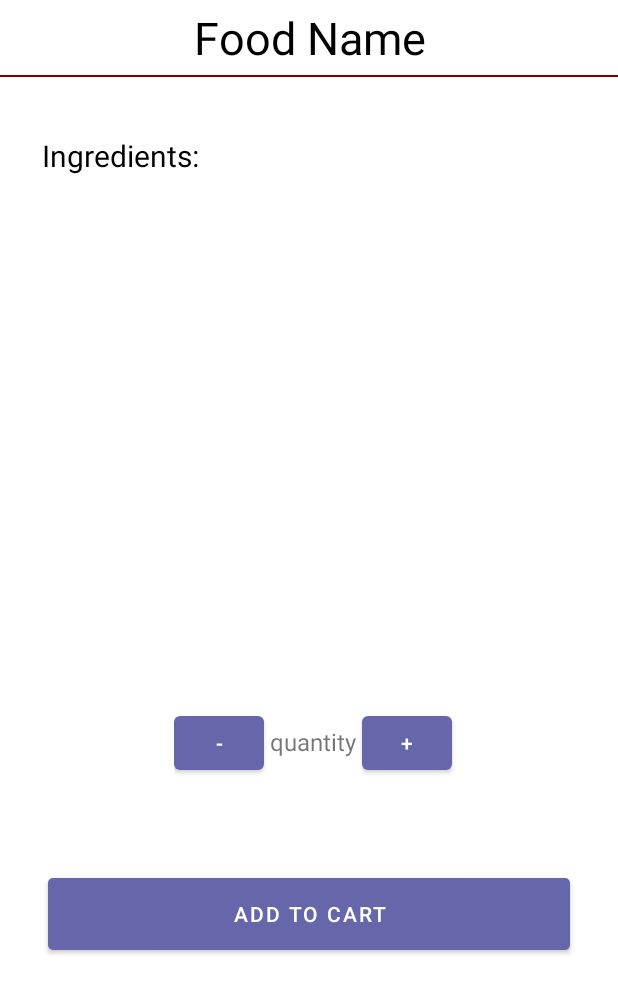
After one commit to 310-group8/USCDoorDrink_FrontEnd, an Android app: the layout activity_add_cart.xml on its own in the app's theme, with its tools: preview values and no code run, on a phone screen of 412 x 824 dp. The commit adds this screen. Shown: the top 993 px of the screen. Run offline under Robolectric (Android 15) with nearby library versions, the phone set to English and light mode, and no system bars.

Commit message:
Create a branch due to conflicts

```diff
--- a/app/src/main/AndroidManifest.xml
+++ b/app/src/main/AndroidManifest.xml
@@ -48,11 +48,8 @@
         </activity>
         <!--
              TODO: Before you run your application, you need a Google Maps API key.
-
              To get one, follow the directions here:
-
                 https://developers.google.com/maps/documentation/android-sdk/get-api-key
-
              Once you have your API key (it starts with "AIza"), define a new property in your
              project's local.properties file (e.g. MAPS_API_KEY=Aiza...), and replace the
              "YOUR_API_KEY" string in this file with "${MAPS_API_KEY}".
--- /dev/null
+++ b/app/src/main/res/layout/activity_add_cart.xml
@@ -0,0 +1,91 @@
+<?xml version="1.0" encoding="utf-8"?>
+<LinearLayout
+    xmlns:android="http://schemas.android.com/apk/res/android"
+    android:layout_width="match_parent"
+    android:layout_height="match_parent"
+    android:background="#fff"
+    android:orientation="vertical">
+
+    <TextView
+        android:layout_width="match_parent"
+        android:layout_height="50dp"
+        android:id="@+id/foodName"
+        android:text="Food Name"
+        android:textColor="@color/black"
+        android:gravity="center"
+        android:textSize="30sp"
+        />
+    <View
+        android:layout_width="match_parent" android:layout_height="@dimen/dp_1"
+        android:background="@color/maroon"
+        />
+
+    <RelativeLayout
+        android:layout_width="match_parent"
+        android:layout_height="@dimen/item_height_normal"
+        android:layout_marginLeft="@dimen/margin_medium"
+        android:layout_marginRight="@dimen/margin_large"
+        android:layout_marginTop="@dimen/dp_20">
+
+
+
+        <TextView
+            android:id="@+id/ingredients"
+            android:layout_width="match_parent"
+            android:layout_height="wrap_content"
+            android:layout_alignParentBottom="true"
+            android:layout_marginLeft="@dimen/margin_small"
+            android:layout_marginBottom="@dimen/margin_tiny"
+            android:background="@null"
+            android:textColor="@android:color/black"
+            android:textSize="20dp"
+            android:text="Ingredients: "/>
+
+    </RelativeLayout>
+
+    <LinearLayout
+        android:layout_width="200dp"
+        android:layout_height="50dp"
+        android:layout_below="@id/ingredients"
+        android:orientation="horizontal"
+        android:layout_gravity="center"
+        android:layout_marginTop="350dp"
+        android:layout_marginLeft="10dp">
+    <Button
+        android:id="@+id/cart_decrementAddToCart"
+        android:layout_width="@dimen/dp_60"
+        android:layout_height="wrap_content"
+        android:text="-" />
+
+    <TextView
+        android:id="@+id/cart_item_quantityAddToCart"
+        android:layout_width="wrap_content"
+        android:layout_height="wrap_content"
+        android:padding="4dp"
+        android:text="quantity"
+        android:textSize="16sp"
+        android:textStyle="normal" />
+
+    <Button
+        android:id="@+id/cart_incrementAddToCart"
+        android:layout_width="@dimen/dp_60"
+        android:layout_height="wrap_content"
+        android:text="+" />
+
+
+    </LinearLayout>
+
+    <Button
+        android:id="@+id/btn_AddToCart"
+        android:layout_width="match_parent"
+        android:layout_height="wrap_content"
+        android:layout_marginLeft="@dimen/margin_large"
+        android:layout_marginTop="@dimen/margin_huge"
+        android:layout_marginRight="@dimen/margin_large"
+        android:background="@drawable/btn_maroon_selector"
+        android:paddingTop="@dimen/margin_small"
+        android:paddingBottom="@dimen/margin_small"
+        android:text="@string/submit"
+        android:textColor="@android:color/white"
+        android:textSize="@dimen/text_size_normal"/>
+</LinearLayout>
--- a/app/src/main/res/layout/activity_cart.xml
+++ b/app/src/main/res/layout/activity_cart.xml
@@ -12,6 +12,7 @@
         android:layout_width="match_parent"
         android:layout_height="50dp"
         android:text="Cart"
+        android:id="@+id/Cart"
         android:textColor="@color/black"
         android:gravity="center"
         android:textSize="30sp"
@@ -23,13 +24,14 @@
         android:layout_height="match_parent"
         android:scrollbars="vertical"
         android:layout_above="@id/card"
+        android:layout_below="@+id/Cart"
         android:background="@android:color/transparent"/>
 
     <androidx.cardview.widget.CardView
         android:id="@+id/card"
         android:layout_width="match_parent"
         android:layout_height="100dp"
-        app:cardBackgroundColor="@color/veryPeri"
+        app:cardBackgroundColor="@color/white"
         app:cardUseCompatPadding="true"
         android:layout_alignParentBottom="true">
 
@@ -50,7 +52,7 @@
                     android:layout_height="wrap_content"
                     android:text="$0.00"
                     android:textSize="24sp"
-                    android:textColor="@android:color/white"/>
+                    android:textColor="@android:color/black"/>
             </LinearLayout>
 
             <Button
--- a/app/src/main/res/values/colors.xml
+++ b/app/src/main/res/values/colors.xml
@@ -296,4 +296,5 @@
     <color name="black">#000000</color>
     <!-- 黑色 -->
     <color name="veryPeri">#6667AB</color>
+    <color name="underline">#D8D6D6</color>
 </resources>
--- a/app/src/main/res/values/strings.xml
+++ b/app/src/main/res/values/strings.xml
@@ -26,4 +26,5 @@
     <string name="add_store_successful">Registration Successful!</string>
     <string name="continue_to_map">Continue</string>
     <string name="personal_page">Personal Profiles</string>
+    <string name="submit">Add to cart</string>
 </resources>
```
Also changed, not shown: app/src/main/java/com/example/uscdoordrink_frontend/AddCartActivity.java (added, +44 -0 lines), app/src/main/java/com/example/uscdoordrink_frontend/ViewMenuActivity.java (added, +106 -0 lines), app/src/main/java/com/example/uscdoordrink_frontend/adaptor/MenuAdapter.java (added, +80 -0 lines), app/src/main/res/layout/activity_view_menu.xml (added, +27 -0 lines), app/src/main/res/layout/list_drink_menu.xml (added, +73 -0 lines). Lines whose indentation alone changed are shown as unchanged.
